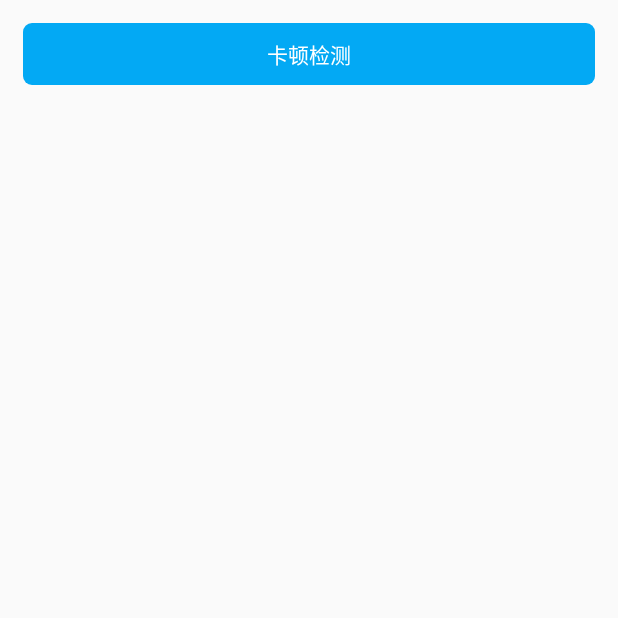
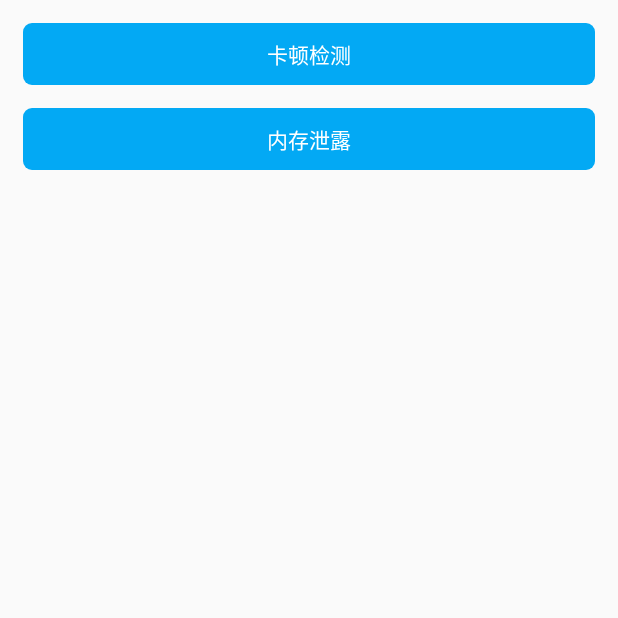
Before and after one commit to xfhy/AllInOne, an Android app: the PerformanceHomeActivity screen opened directly, with no data from a screen before it, on a phone screen of 412 x 824 dp, the top half of it. Run offline under Robolectric (Android 15) with nearby library versions, the phone set to English and light mode, and no system bars; 1 statement that could not run was skipped.

Commit message:
内存泄露

```diff
--- a/app/src/main/AndroidManifest.xml
+++ b/app/src/main/AndroidManifest.xml
@@ -69,6 +69,7 @@
         <activity android:name=".view.fps.FpsActivity" />
         <activity android:name=".performance.caton.CatonDetectionActivity" />
         <activity android:name=".performance.PerformanceHomeActivity" />
+        <activity android:name=".performance.memory.MemoryLeakActivity" />
 
         <service
             android:name=".ipc.messenger.MessengerService"
--- a/app/src/main/java/com/xfhy/allinone/performance/PerformanceHomeActivity.kt
+++ b/app/src/main/java/com/xfhy/allinone/performance/PerformanceHomeActivity.kt
@@ -3,6 +3,7 @@ package com.xfhy.allinone.performance
 import android.os.Bundle
 import com.xfhy.allinone.databinding.ActivityPerformanceHomeBinding
 import com.xfhy.allinone.performance.caton.CatonDetectionActivity
+import com.xfhy.allinone.performance.memory.MemoryLeakActivity
 import com.xfhy.library.basekit.activity.TitleBarActivity
 import org.jetbrains.anko.startActivity
 
@@ -11,7 +12,7 @@ import org.jetbrains.anko.startActivity
  * Create time : 2021/4/3 6:40 AM
  * Description :
  */
-class PerformanceHomeActivity :TitleBarActivity() {
+class PerformanceHomeActivity : TitleBarActivity() {
 
     private lateinit var performanceHomeBinding: ActivityPerformanceHomeBinding
     override fun getThisTitle() = "性能优化"
@@ -24,6 +25,9 @@ class PerformanceHomeActivity :TitleBarActivity() {
         performanceHomeBinding.btnDetectCaton.setOnClickListener {
             startActivity<CatonDetectionActivity>()
         }
+        performanceHomeBinding.btnMemoryLeak.setOnClickListener {
+            startActivity<MemoryLeakActivity>()
+        }
     }
 
 }
--- a/app/src/main/res/layout/activity_performance_home.xml
+++ b/app/src/main/res/layout/activity_performance_home.xml
@@ -16,6 +16,11 @@
             style="@style/HorizontalBtnStyle"
             android:text="卡顿检测" />
 
+        <Button
+            android:id="@+id/btn_memory_leak"
+            style="@style/HorizontalBtnStyle"
+            android:text="内存泄露" />
+
     </LinearLayout>
 
 </ScrollView>
```
Also changed, not shown: app/src/main/java/com/xfhy/allinone/performance/memory/MemoryLeakActivity.kt (added, +52 -0 lines), app/src/main/res/layout/activity_memory_leak.xml (added, +17 -0 lines).
